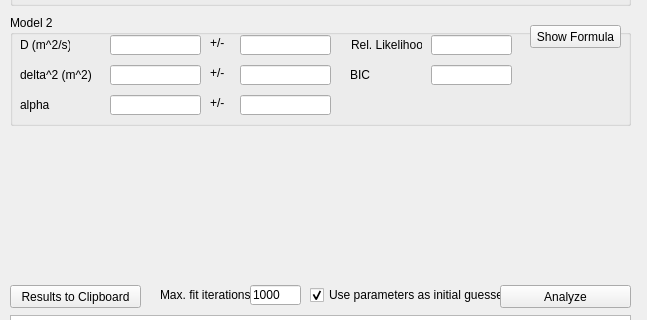
Old version of the form gui/tab/msd.ui in the repository Eggeling-Lab-Microscope-Software/TRAIT2D; both pictures show x 0 to 647 and y 85 to 405 of the 647 by 800 pixel window.
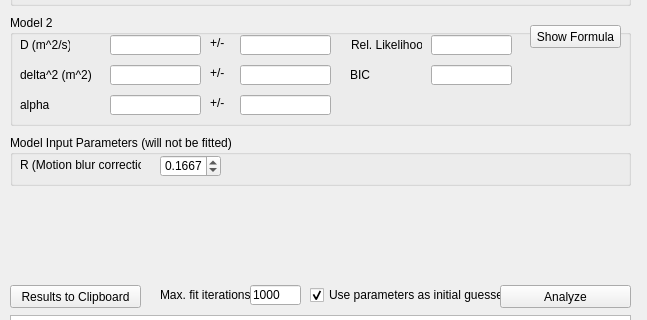
New version of the form. Custom widgets are drawn as their Qt base class.

Commit message: fixed msd models and added R to msd GUI

Diff of the .ui file:
```diff
--- a/gui/tab/msd.ui
+++ b/gui/tab/msd.ui
@@ -504,6 +504,54 @@
     <string>1000</string>
    </property>
   </widget>
+  <widget class="QGroupBox" name="groupBoxInputParam">
+   <property name="geometry">
+    <rect>
+     <x>10</x>
+     <y>220</y>
+     <width>621</width>
+     <height>51</height>
+    </rect>
+   </property>
+   <property name="title">
+    <string>Model Input Parameters (will not be fitted)</string>
+   </property>
+   <widget class="QLabel" name="labelInputParam1">
+    <property name="geometry">
+     <rect>
+      <x>10</x>
+      <y>20</y>
+      <width>121</width>
+      <height>20</height>
+     </rect>
+    </property>
+    <property name="text">
+     <string>R (Motion blur correction)</string>
+    </property>
+   </widget>
+   <widget class="QDoubleSpinBox" name="doubleSpinBoxInputParam1">
+    <property name="geometry">
+     <rect>
+      <x>150</x>
+      <y>20</y>
+      <width>61</width>
+      <height>22</height>
+     </rect>
+    </property>
+    <property name="decimals">
+     <number>4</number>
+    </property>
+    <property name="maximum">
+     <double>0.250000000000000</double>
+    </property>
+    <property name="singleStep">
+     <double>0.010000000000000</double>
+    </property>
+    <property name="value">
+     <double>0.166700000000000</double>
+    </property>
+   </widget>
+  </widget>
  </widget>
  <customwidgets>
   <customwidget>
```
The commit also changes 2 other files.
